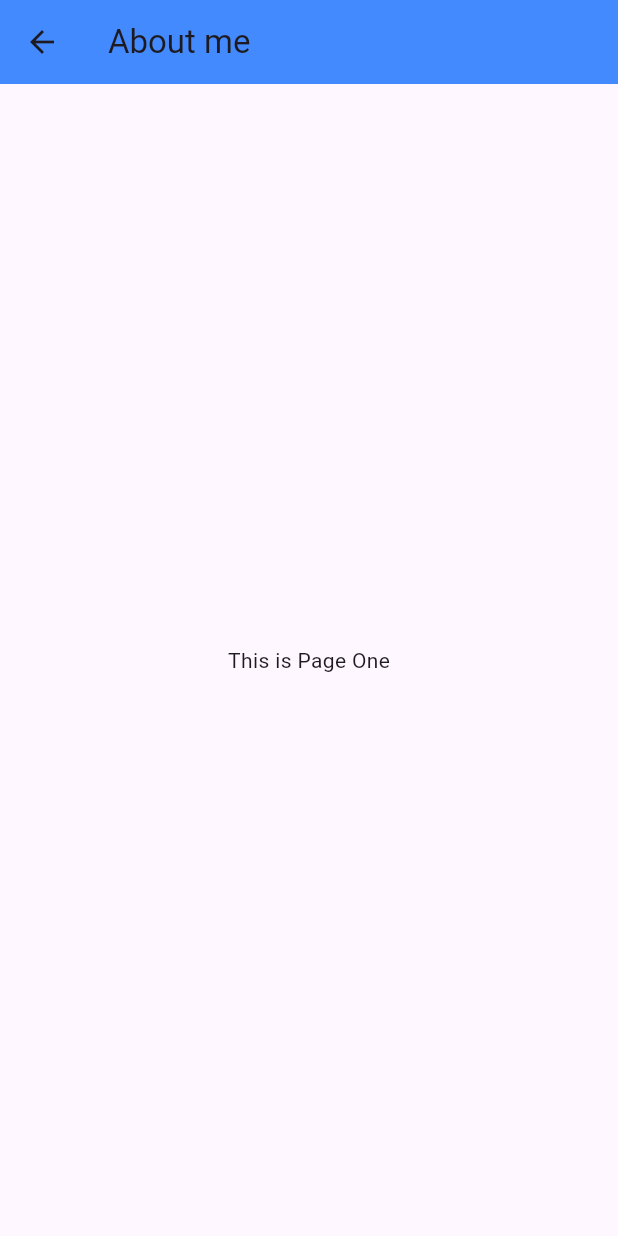
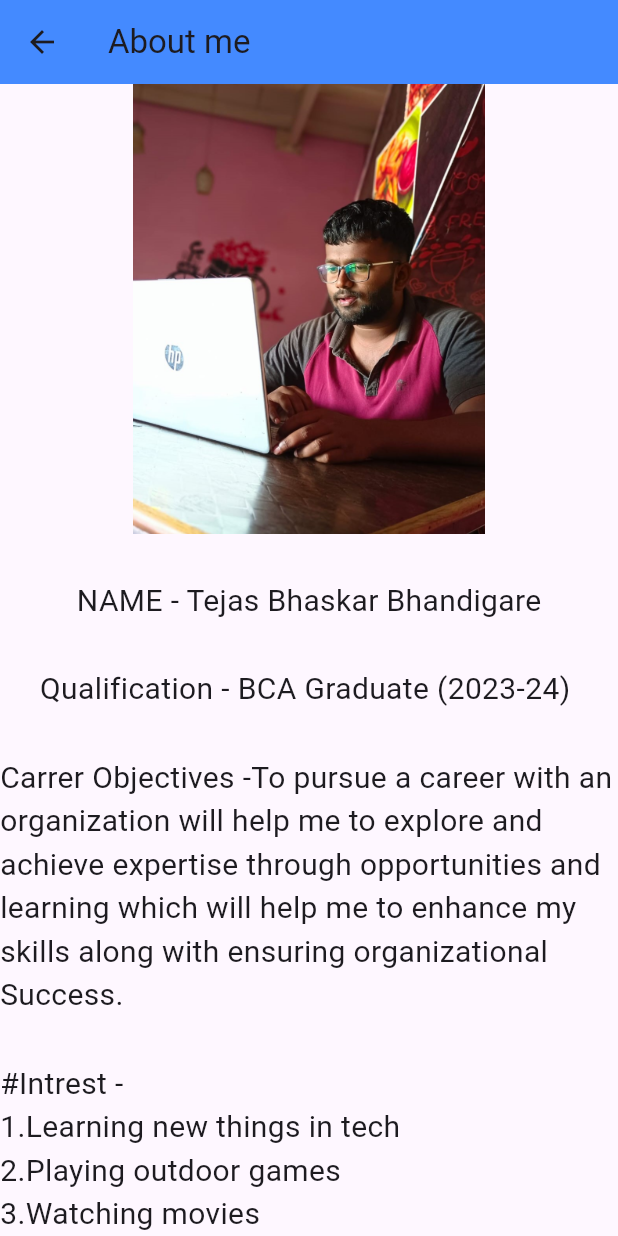
Before and after one commit to tejas-bhandigare/personal_portfolio_application, a Flutter app: the PageOne screen opened directly, on a phone screen of 412 x 824 dp. Run offline on Flutter 3.47's test engine with Material 3 defaults, Android fonts, the phone set to English and light mode, and no system bars.

Commit message:
Working on subpages information and formating

```diff
--- a/lib/page_one.dart
+++ b/lib/page_one.dart
@@ -8,10 +8,102 @@ class PageOne extends StatelessWidget {
         title: Text('About me'),
         backgroundColor: Colors.blueAccent,
       ),
-      body: Center(
-        child: Text('This is Page One'),
+      body:SingleChildScrollView(
+child:
+      Center(
+
+       child: Column(
+         mainAxisAlignment: MainAxisAlignment.start,
+         crossAxisAlignment: CrossAxisAlignment.center,
+         children: [
+           Container(
+             child:
+           Image.asset("assets/images/tejaslap.jpeg",
+           height:300 ,
+             width: 300,
+           ),
+           ),
+           Container(
+             height: 30,
+             width: 50,
+           ),
+
+           Container(
+             child:
+           Text("NAME - Tejas Bhaskar Bhandigare",
+           style: TextStyle(
+             fontSize: 20
+           ),
+           ),
+           ),
+
+           Container(
+             height: 30,
+             width: 50,
+           ),
+
+           Container(
+             child:Center(
+               child:
+               Text("Qualification - BCA Graduate (2023-24) ",
+                 style: TextStyle(
+                     fontSize: 20
+                 ),
+               ),
+             ),
+           ),
+
+           Container(
+             height: 30,
+             width: 50,
+           ),
+
+           Container(
+             child:Center(
+               child:
+               Text("Carrer Objectives -""To pursue a career with an organization will help me to explore and achieve expertise through opportunities and learning which will help me to enhance my skills along with ensuring organizational Success.",
+               style: TextStyle(
+                 fontSize: 20
+               ),),
+           ),
+           ),
+
+           Container(
+             height: 30,
+             width: 50,
+           ),
+
+
+
+           Container(
+             child:Center(
+               child:
+               Text("#Intrest -                                                      "
+                   " 1.Learning new things in tech                                  "
+                   " 2.Playing outdoor games                                        "
+                   " 3.Watching movies                                              "
+                   " 4.DO Challenging tasks                                         "
+                 ,
+                 style: TextStyle(
+                     fontSize: 20
+                 ),),
+             ),
+           ),
+
+
+           Container(
+             height: 30,
+             width: 50,
+           ),
+
+
+         ],
+
+
+       ),
+
       ),
-
+      ),
     );
   }
 }
--- a/pubspec.yaml
+++ b/pubspec.yaml
@@ -35,7 +35,7 @@ dependencies:
   # The following adds the Cupertino Icons font to your application.
   # Use with the CupertinoIcons class for iOS style icons.
   cupertino_icons: ^1.0.6
-
+  url_launcher: ^6.0.9
 dev_dependencies:
   flutter_test:
     sdk: flutter
```
Also changed, not shown: lib/page_two.dart (+77 -7 lines), pubspec.lock, 5 other files.
